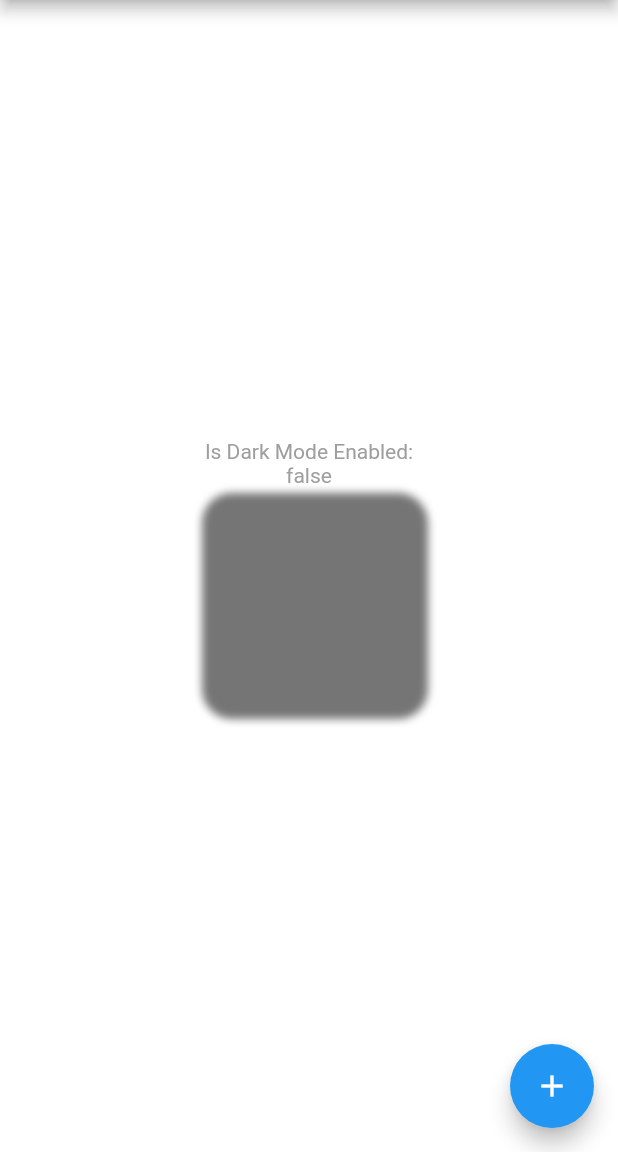
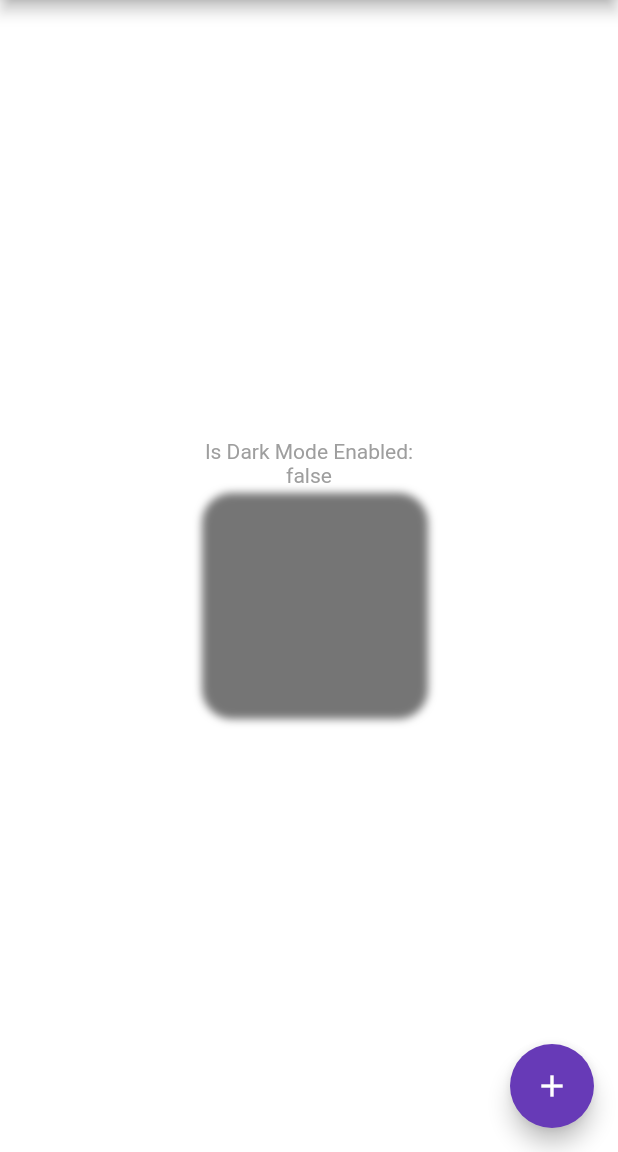
Before and after one commit to hoverdroids/Flutter-Material-Themes-Manager, a Flutter app: the screen it shows after launch, on a phone screen of 412 x 824 dp, the part 84-1236 px from its top. Run offline on Flutter 3.47's test engine with Material 2 defaults, Android fonts, the phone set to English and light mode, and no system bars.

Commit message:
Set themeData primary colors to the same as the color palette

```diff
--- a/lib/src/dark_theme_group.dart
+++ b/lib/src/dark_theme_group.dart
@@ -5,18 +5,14 @@ import '../material_themes_manager.dart';
 
 class DarkThemeGroup extends ThemeGroup {
 
-  //TODO :
-  /*
-  ThemeData(
-            primarySwatch: Colors.blue,
-            visualDensity: VisualDensity.adaptivePlatformDensity,
-          ),
-
-   */
-
   @override
   ThemeData mainOnMain({Emphasis emphasis = Emphasis.NONE, ElevationLevel elevationLevel = ElevationLevel.LOW, IconSize iconSize = IconSize.SMALL}) {
     return ThemeData(
+      primaryColor: colorPalette.primary,
+      primarySwatch: colorPalette.primary,
+      primaryColorDark: colorPalette.primary,
+      primaryColorLight: colorPalette.primary,
+      visualDensity: VisualDensity.adaptivePlatformDensity,
       scaffoldBackgroundColor: colorPalette.darkBg,
       appBarTheme: AppBarTheme(
         color: colorPalette.darkBg,
--- a/lib/src/light_theme_group.dart
+++ b/lib/src/light_theme_group.dart
@@ -8,6 +8,11 @@ class LightThemeGroup extends ThemeGroup {
   @override
   ThemeData mainOnMain({Emphasis emphasis = Emphasis.NONE, ElevationLevel elevationLevel = ElevationLevel.LOW, IconSize iconSize = IconSize.SMALL}) {
     return ThemeData(
+      primaryColor: colorPalette.primary,
+      primarySwatch: colorPalette.primary,
+      primaryColorDark: colorPalette.primary,
+      primaryColorLight: colorPalette.primary,
+      visualDensity: VisualDensity.adaptivePlatformDensity,
       scaffoldBackgroundColor: colorPalette.lightBg,
       appBarTheme: AppBarTheme(
         color: colorPalette.lightBg,
--- a/pubspec.yaml
+++ b/pubspec.yaml
@@ -1,6 +1,6 @@
 name: material_themes_manager
 description: An easier and standardized way to manage flutter app themes.
-version: 0.0.23
+version: 0.0.24
 homepage: https://github.com/hoverdroids/Flutter-Material-Themes-Manager
 
 environment:
```
Also changed, not shown: example/pubspec.lock, 1 other file.
